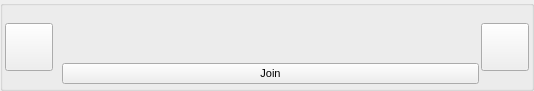
The window that GoTvApps/GoTvCommon/Forms/HostListItem.ui (brettrjones-github/nolimitconnect) describes before a commit, drawn with Qt 5.
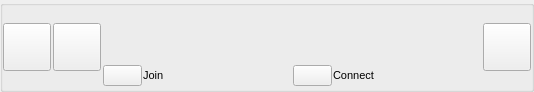
The same window after the commit. Custom widgets are drawn as their Qt base class.

Commit message: Work on Join Request and Accept

The edit to the form file:
```diff
--- a/GoTvApps/GoTvCommon/Forms/HostListItem.ui
+++ b/GoTvApps/GoTvCommon/Forms/HostListItem.ui
@@ -7,7 +7,7 @@
     <x>0</x>
     <y>0</y>
     <width>534</width>
-    <height>85</height>
+    <height>92</height>
    </rect>
   </property>
   <property name="sizePolicy">
@@ -66,21 +66,21 @@
      <property name="title">
       <string notr="true"/>
      </property>
-     <layout class="QHBoxLayout" name="horizontalLayout">
+     <layout class="QHBoxLayout" name="horizontalLayout_2">
       <property name="spacing">
        <number>2</number>
       </property>
       <property name="leftMargin">
-       <number>2</number>
+       <number>0</number>
       </property>
       <property name="topMargin">
-       <number>2</number>
+       <number>0</number>
       </property>
       <property name="rightMargin">
-       <number>2</number>
+       <number>0</number>
       </property>
       <property name="bottomMargin">
-       <number>2</number>
+       <number>0</number>
       </property>
       <item>
        <widget class="VxPushButton" name="m_IconButton">
@@ -114,18 +114,40 @@
        </widget>
       </item>
       <item>
-       <layout class="QVBoxLayout" name="ButtonTextVerticalLayout">
+       <widget class="VxPushButton" name="m_FriendshipButton">
+        <property name="sizePolicy">
+         <sizepolicy hsizetype="Fixed" vsizetype="Fixed">
+          <horstretch>0</horstretch>
+          <verstretch>0</verstretch>
+         </sizepolicy>
+        </property>
+        <property name="minimumSize">
+         <size>
+          <width>48</width>
+          <height>48</height>
+         </size>
+        </property>
+        <property name="maximumSize">
+         <size>
+          <width>48</width>
+          <height>48</height>
+         </size>
+        </property>
+        <property name="text">
+         <string notr="true"/>
+        </property>
+        <property name="iconSize">
+         <size>
+          <width>48</width>
+          <height>48</height>
+         </size>
+        </property>
+       </widget>
+      </item>
+      <item>
+       <layout class="QVBoxLayout" name="verticalLayout">
         <property name="spacing">
-         <number>0</number>
-        </property>
-        <property name="leftMargin">
-         <number>7</number>
-        </property>
-        <property name="topMargin">
-         <number>2</number>
-        </property>
-        <property name="bottomMargin">
-         <number>2</number>
+         <number>1</number>
         </property>
         <item>
          <layout class="QHBoxLayout" name="TitleHorizontalLayout">
@@ -139,7 +161,7 @@
            <widget class="QLabel" name="TitlePart1">
             <property name="font">
              <font>
-              <weight>50</weight>
+              <pointsize>8</pointsize>
               <italic>false</italic>
               <bold>false</bold>
              </font>
@@ -206,37 +228,48 @@
          </layout>
         </item>
         <item>
-         <widget class="QLabel" name="TodLabel">
-          <property name="sizePolicy">
-           <sizepolicy hsizetype="Preferred" vsizetype="Preferred">
-            <horstretch>0</horstretch>
-            <verstretch>0</verstretch>
-           </sizepolicy>
-          </property>
-          <property name="font">
-           <font>
-            <weight>50</weight>
-            <italic>false</italic>
-            <bold>false</bold>
-           </font>
-          </property>
-          <property name="frameShape">
-           <enum>QFrame::NoFrame</enum>
-          </property>
-          <property name="lineWidth">
-           <number>0</number>
-          </property>
-          <property name="text">
-           <string/>
-          </property>
-         </widget>
-        </item>
-        <item>
-         <widget class="QPushButton" name="m_JoinButton">
-          <property name="text">
-           <string>Join</string>
-          </property>
-         </widget>
+         <layout class="QHBoxLayout" name="horizontalLayout">
+          <item>
+           <widget class="VxPushButton" name="m_JoinButton">
+            <property name="text">
+             <string/>
+            </property>
+           </widget>
+          </item>
+          <item>
+           <widget class="QLabel" name="m_JoinLabel">
+            <property name="sizePolicy">
+             <sizepolicy hsizetype="Expanding" vsizetype="Preferred">
+              <horstretch>0</horstretch>
+              <verstretch>0</verstretch>
+             </sizepolicy>
+            </property>
+            <property name="text">
+             <string>Join</string>
+            </property>
+           </widget>
+          </item>
+          <item>
+           <widget class="VxPushButton" name="m_ConnectButton">
+            <property name="text">
+             <string/>
+            </property>
+           </widget>
+          </item>
+          <item>
+           <widget class="QLabel" name="m_ConnectLabel">
+            <property name="sizePolicy">
+             <sizepolicy hsizetype="Expanding" vsizetype="Preferred">
+              <horstretch>0</horstretch>
+              <verstretch>0</verstretch>
+             </sizepolicy>
+            </property>
+            <property name="text">
+             <string>Connect</string>
+            </property>
+           </widget>
+          </item>
+         </layout>
         </item>
        </layout>
       </item>
```
The commit also changes 37 other files.
